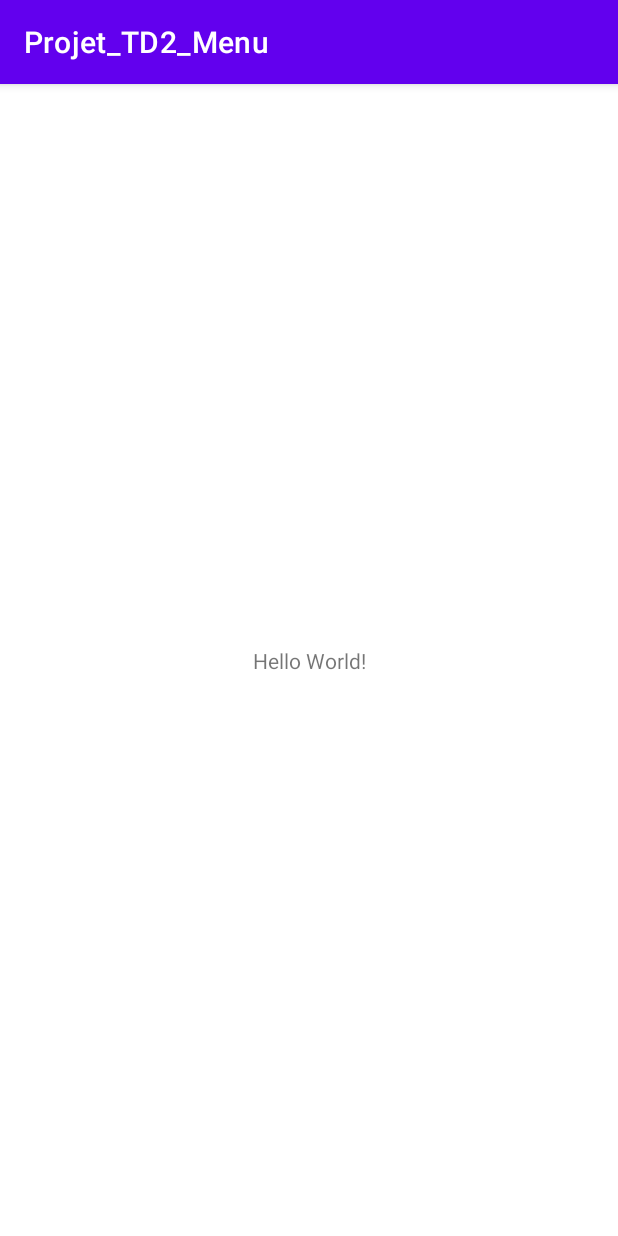
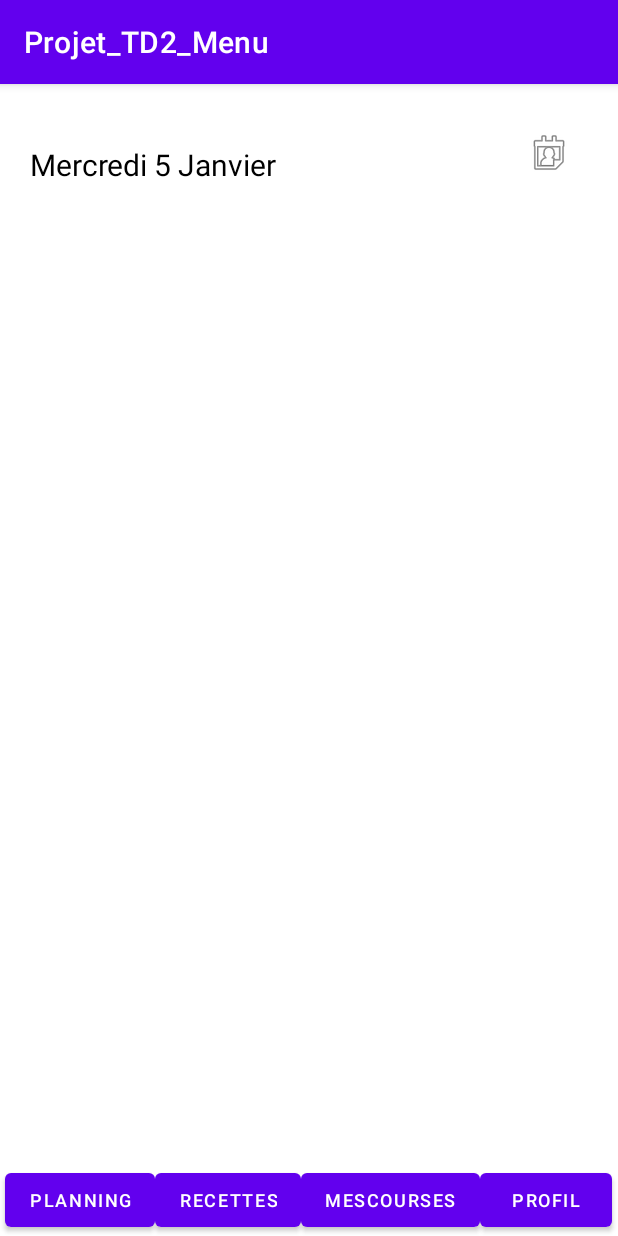
Before and after one commit to Ludovic-BAILET/Projet_TD2_Menu, an Android app: the screen it shows after launch (MainActivity), on a phone screen of 412 x 824 dp. Run offline under Robolectric (Android 15) with nearby library versions, the phone set to English and light mode, and no system bars.

Commit message:
Vue de l'activité principale

```diff
--- a/app/src/main/res/layout/activity_main.xml
+++ b/app/src/main/res/layout/activity_main.xml
@@ -2,17 +2,78 @@
 <androidx.constraintlayout.widget.ConstraintLayout xmlns:android="http://schemas.android.com/apk/res/android"
     xmlns:app="http://schemas.android.com/apk/res-auto"
     xmlns:tools="http://schemas.android.com/tools"
+    android:id="@+id/linearLayout"
     android:layout_width="match_parent"
     android:layout_height="match_parent"
     tools:context=".MainActivity">
 
     <TextView
+        android:id="@+id/date"
         android:layout_width="wrap_content"
         android:layout_height="wrap_content"
-        android:text="Hello World!"
-        app:layout_constraintBottom_toBottomOf="parent"
+        android:text="Mercredi 5 Janvier"
+        android:textSize="20sp"
+        android:textColor="@color/black"
+        app:layout_constraintTop_toTopOf="parent"
         app:layout_constraintLeft_toLeftOf="parent"
+        android:layout_marginTop="40dp"
+        android:layout_marginStart="20dp"/>
+
+    <ImageView
+        android:id="@+id/calendar"
+        android:layout_width="wrap_content"
+        android:layout_height="wrap_content"
+        app:layout_constraintTop_toTopOf="parent"
         app:layout_constraintRight_toRightOf="parent"
-        app:layout_constraintTop_toTopOf="parent" />
+        android:layout_marginEnd="30dp"
+        android:layout_marginTop="30dp"
+        android:src="@android:drawable/ic_menu_my_calendar"/>
+
+    <ListView
+        android:id="@+id/list_meals"
+        android:layout_width="match_parent"
+        android:layout_height="wrap_content"
+        app:layout_constraintTop_toBottomOf="@id/navigation_bar"
+        app:layout_constraintRight_toRightOf="parent"
+        app:layout_constraintLeft_toLeftOf="parent"/>
+
+    <LinearLayout
+        android:id="@+id/navigation_bar"
+        android:layout_width="match_parent"
+        android:layout_height="wrap_content"
+        android:gravity="center"
+        android:orientation="horizontal"
+        app:layout_constraintBottom_toBottomOf="parent">
+
+        <Button
+            android:id="@+id/planning"
+            android:layout_width="wrap_content"
+            android:layout_height="wrap_content"
+            android:text="@string/planning"
+            android:textSize="12sp" />
+
+        <Button
+            android:id="@+id/recettes"
+            android:layout_width="wrap_content"
+            android:layout_height="wrap_content"
+            android:text="@string/recettes"
+            android:textSize="12sp" />
+
+        <Button
+            android:id="@+id/mes_courses"
+            android:layout_width="wrap_content"
+            android:layout_height="wrap_content"
+            android:text="@string/mescourses"
+            android:textSize="12sp" />
+
+        <Button
+            android:id="@+id/profil"
+            android:layout_width="wrap_content"
+            android:layout_height="wrap_content"
+            android:text="@string/profil"
+            android:textSize="12sp" />
+
+
+    </LinearLayout>
 
 </androidx.constraintlayout.widget.ConstraintLayout>
--- a/app/src/main/res/values/strings.xml
+++ b/app/src/main/res/values/strings.xml
@@ -1,3 +1,7 @@
 <resources>
     <string name="app_name">Projet_TD2_Menu</string>
+    <string name="mescourses">MesCourses</string>
+    <string name="profil">Profil</string>
+    <string name="recettes">Recettes</string>
+    <string name="planning">Planning</string>
 </resources>
```
